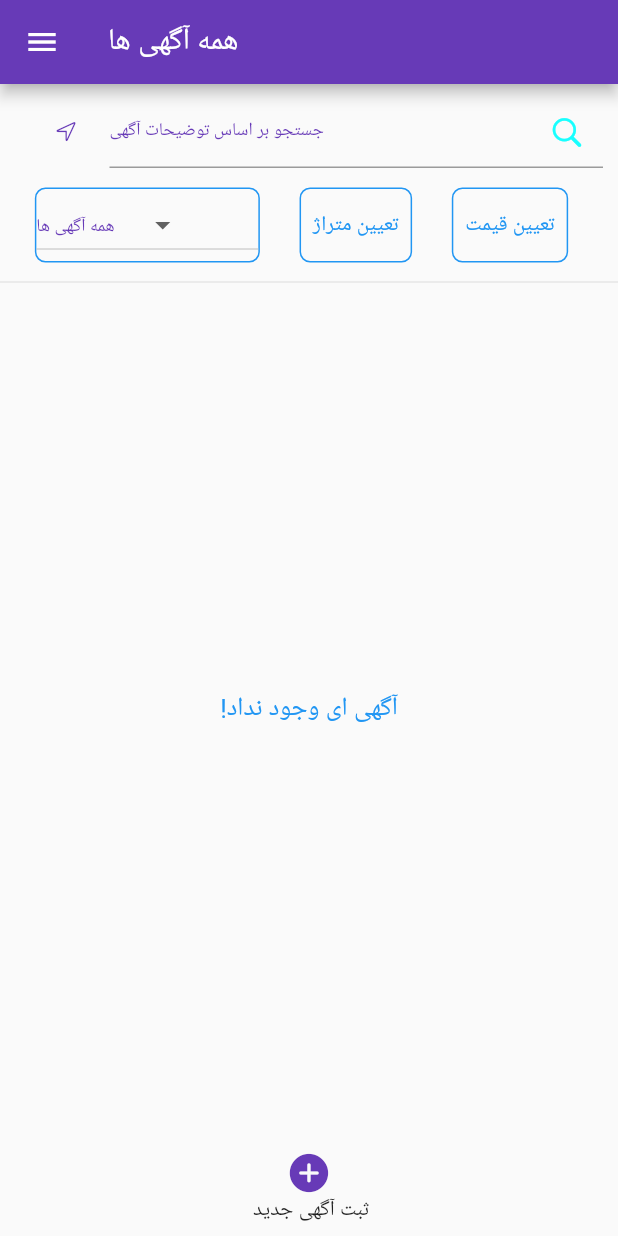
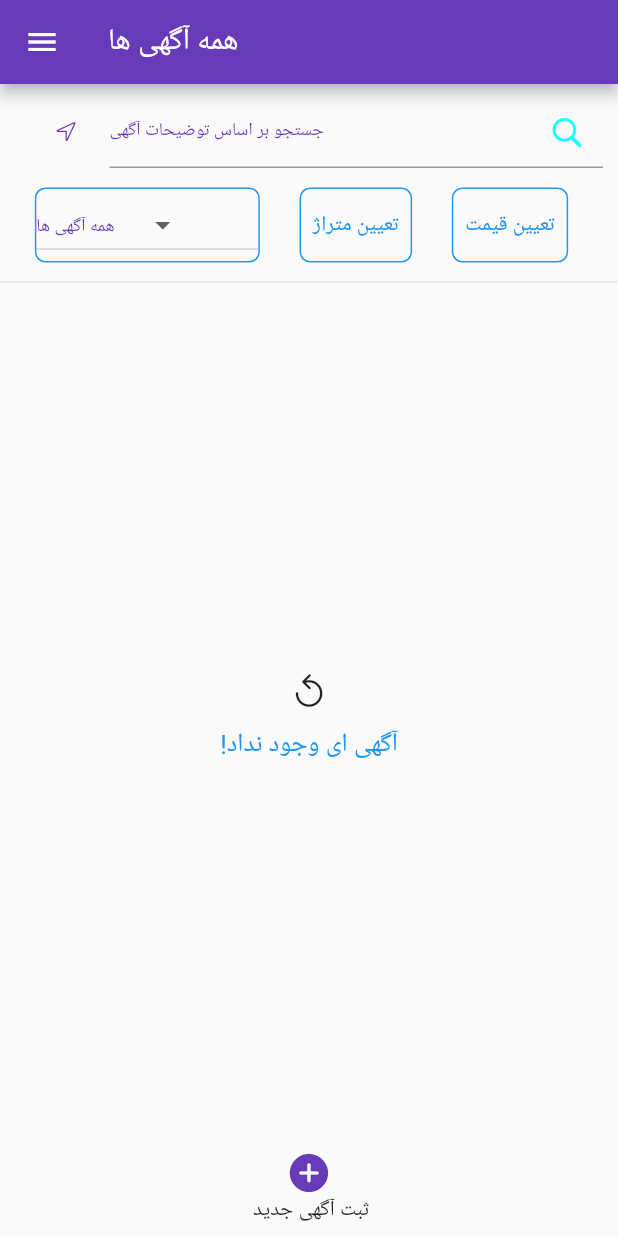
Before and after one commit to EsmaeilDansi/amlak, a Flutter app: the screen it shows after launch, on a phone screen of 412 x 824 dp. Run offline on Flutter 3.47's test engine with Material 2 defaults, Android fonts, the phone set to English and light mode, and no system bars; our stand-ins replace awesome_notifications, card_swiper, dio, file_picker, fluttertoast, get_it and 5 more; missing offline and left inert: flutter_sms, stomp_dart_client, win_toast; accounts and stored records are empty; network calls fail.

Commit message:
some feture

```diff
--- a/lib/db/dao/roomDao.dart
+++ b/lib/db/dao/roomDao.dart
@@ -1,4 +1,4 @@
-import 'package:Amlak/db/entity/chat.dart';
+
 import 'package:Amlak/db/entity/room.dart';
 import 'package:hive/hive.dart';
 
@@ -7,9 +7,9 @@ class RoomDao {
     return await Hive.openBox<Room>("room");
   }
 
-  save(Room room) async {
+  save(Room room, String key) async {
     var box = await _open();
-    box.put(room.messageId + room.from, room);
+    box.put(key, room);
   }
 
   Future<List<Room>?> getAllRooms() async {
--- a/lib/db/entity/room.dart
+++ b/lib/db/entity/room.dart
@@ -16,9 +16,21 @@ class Room {
   @HiveField(3)
   bool isReed;
 
+  @HiveField(4)
+  String ownerId;
+
+  @HiveField(5)
+  String to;
+
+  @HiveField(6)
+  String lastMessage;
+
   Room(
       {required this.from,
       required this.messageId,
       required this.time,
-      required this.isReed});
+      required this.lastMessage,
+      required this.ownerId,
+      required this.isReed,
+      required this.to});
 }
--- a/lib/page/announcement_page.dart
+++ b/lib/page/announcement_page.dart
@@ -278,6 +278,7 @@ class _AnnouncementPageState extends State<AnnouncementPage> {
                   IconButton(
                       onPressed: () {
                         _messageRepo.fetchMessage();
+                        _messageRepo.fetchChats();
                       },
                       icon: const Icon(
                         CupertinoIcons.arrow_counterclockwise_circle,
@@ -613,7 +614,7 @@ class _AnnouncementPageState extends State<AnnouncementPage> {
               ],
             ),
           ),
-          Divider(),
+          const Divider(),
           Expanded(
               child: StreamBuilder<String>(
             stream: _currentLocation.stream,
@@ -640,7 +641,7 @@ class _AnnouncementPageState extends State<AnnouncementPage> {
                                             controller: _refreshController,
                                             enablePullDown: true,
                                             enablePullUp: false,
-                                            header: WaterDropHeader(),
+                                            header: const WaterDropHeader(),
                                             footer: CustomFooter(
                                               builder: (BuildContext context,
                                                   LoadStatus? mode) {
@@ -697,35 +698,42 @@ class _AnnouncementPageState extends State<AnnouncementPage> {
                                               ),
                                             ));
                                       } else {
-                                        return const Center(
-                                          child: Text(
-                                            "!آگهی ای وجود نداد",
-                                            style: TextStyle(
-                                                color: Colors.blue,
-                                                fontSize: 17),
-                                          ),
-                                        );
+                                        return buildNotFound();
                                       }
                                     });
                               } else {
-                                return const Center(
-                                  child: Text(
-                                    "آگهی ای وجود نداد!",
-                                    style: TextStyle(
-                                        color: Colors.blue, fontSize: 17),
-                                  ),
-                                );
+                                return buildNotFound();
                               }
                             });
                       }
-                      return const Center(child: Text("آگهی وجود ندارد."));
+                      return buildNotFound();
                     });
               }
-              return const Center(child: Text("آگهی وجود ندارد."));
+              return buildNotFound();
             },
           ))
         ],
       ),
     );
   }
+
+  Center buildNotFound() {
+    return Center(
+      child: Column(
+        mainAxisSize: MainAxisSize.min,
+        children: [
+          IconButton(
+            icon: const Icon(CupertinoIcons.refresh_bold),
+            onPressed: () {
+              _messageRepo.fetchMessage();
+            },
+          ),
+          const Text(
+            "!آگهی ای وجود نداد",
+            style: TextStyle(color: Colors.blue, fontSize: 17),
+          ),
+        ],
+      ),
+    );
+  }
 }
--- a/pubspec.yaml
+++ b/pubspec.yaml
@@ -50,6 +50,8 @@ dependencies:
   card_swiper: 2.0.1
   flutter_sms: 2.3.2
   url_launcher: 6.0.20
+  awesome_notifications: 0.6.21
+  win_toast: 0.0.2
 
   pull_to_refresh: 2.0.0
 
```
Also changed, not shown: lib/page/all_room_page.dart (+48 -7 lines), lib/page/chat_page.dart (+17 -9 lines), lib/page/message_page.dart (+49 -23 lines), lib/repo/messageRepo.dart (+82 -11 lines), lib/db/entity/room.g.dart, pubspec.lock, 3 other files.
